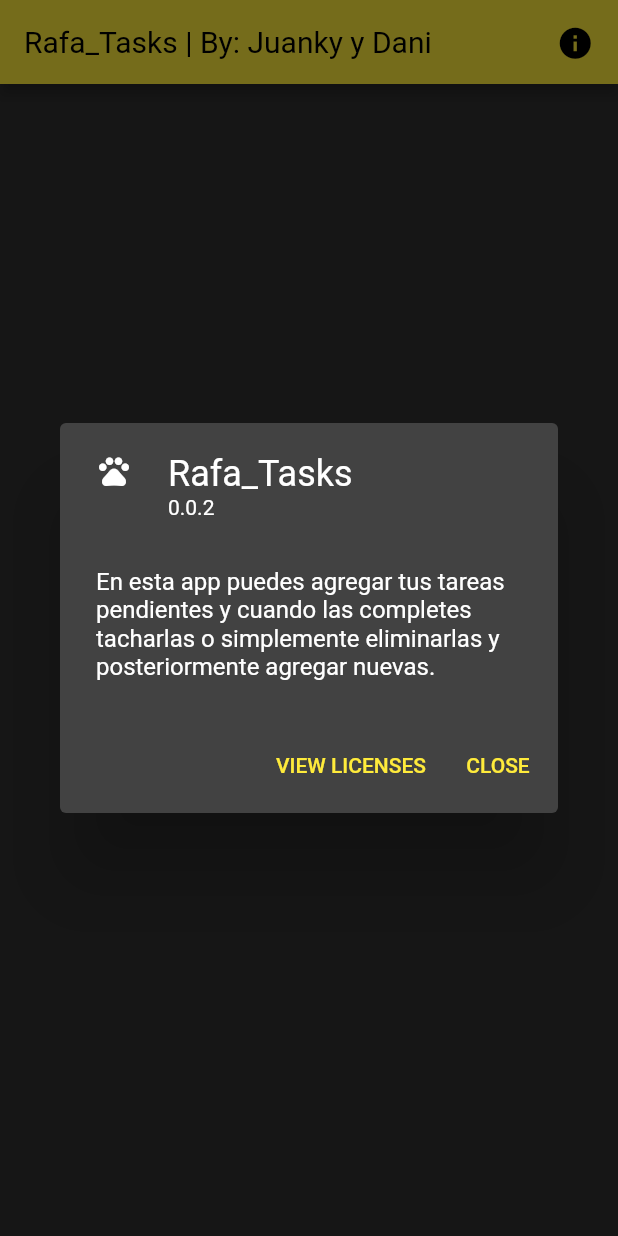
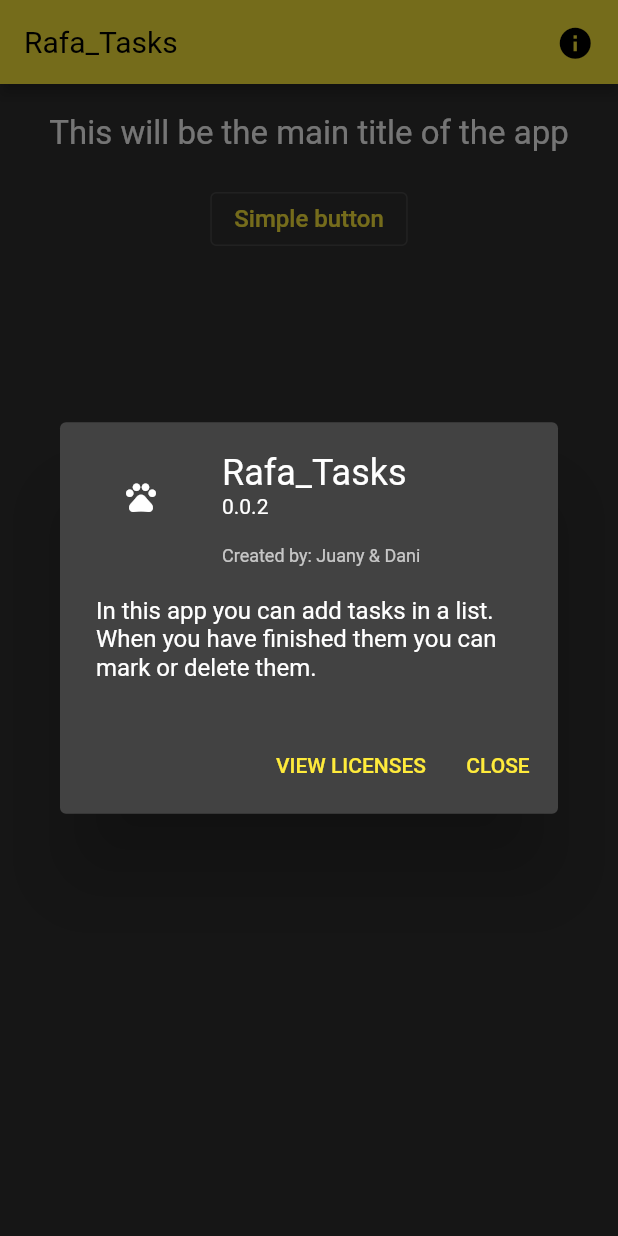
Before and after one commit to Tazana2/ToDo-List_Flutter, a Flutter app: the screen it shows after launch, after a tap on the "info" icon, on a phone screen of 412 x 824 dp. Run offline on Flutter 3.47's test engine with Material 2 defaults, Android fonts, the phone set to English and light mode, and no system bars.

Commit message:
Changes to the project structure, Minor updates to some widgets

```diff
--- a/lib/main.dart
+++ b/lib/main.dart
@@ -1,4 +1,5 @@
 import 'package:flutter/material.dart';
+import 'screens/home_page.dart';
 
 void main() {
   runApp(const MyApp());
@@ -22,48 +23,10 @@ class MyApp extends StatelessWidget {
             iconTheme: IconThemeData(
               color: Colors.black,
               size: 25,
-          )
-        ),
+            )),
       ),
       home: const HomePage(),
       debugShowCheckedModeBanner: false,
     );
   }
 }
-
-class HomePage extends StatefulWidget {
-  const HomePage({super.key});
-
-  @override
-  State<HomePage> createState() => _HomePageState();
-}
-
-class _HomePageState extends State<HomePage> {
-  @override
-  Widget build(BuildContext context) {
-    return Scaffold(
-      appBar: AppBar(
-        title: const Text('Rafa_Tasks | By: Juanky y Dani'),
-        actions: [
-          Padding(
-            padding: const EdgeInsets.all(16.0),
-            child: GestureDetector(
-              onTap: () {
-                showAboutDialog(
-                  context: context,
-                  applicationName: 'Rafa_Tasks',
-                  applicationVersion: '0.0.2',
-                  applicationIcon: const Icon(Icons.pets_rounded),
-                  children: <Widget>[
-                    const Text('En esta app puedes agregar tus tareas pendientes y cuando las completes tacharlas o simplemente eliminarlas y posteriormente agregar nuevas.'),
-                  ],
-                );
-              },
-              child: const Icon(Icons.info),
-            ),
-          ),
-        ],
-      ),
-    );
-  }
-}
--- /dev/null
+++ b/lib/screens/home_page.dart
@@ -0,0 +1,72 @@
+import 'package:flutter/material.dart';
+
+class HomePage extends StatefulWidget {
+  const HomePage({super.key});
+
+  @override
+  State<HomePage> createState() => _HomePageState();
+}
+
+class _HomePageState extends State<HomePage> {
+  @override
+  Widget build(BuildContext context) {
+    return Scaffold(
+      appBar: _buildAppBar(context),
+      body: Center(
+        child: Column(
+          children: [
+            const Padding(
+              padding: EdgeInsets.all(20.0),
+              child: Text('This will be the main title of the app',
+                  style: TextStyle(
+                    fontSize: 22.0,
+                  )),
+            ),
+            OutlinedButton(
+              onPressed: () {
+                debugPrint('Outlined button pressed');
+              },
+              child: const Text(
+                'Simple button',
+                style: TextStyle(fontSize: 16.0),
+              ),
+            )
+          ],
+        ),
+      ),
+    );
+  }
+
+  AppBar _buildAppBar(BuildContext context) {
+    return AppBar(
+      title: const Text('Rafa_Tasks'),
+      actions: [
+        Padding(
+          padding: const EdgeInsets.all(16.0),
+          child: GestureDetector(
+            onTap: () {
+              showAboutDialog(
+                context: context,
+                applicationName: 'Rafa_Tasks',
+                applicationVersion: '0.0.2',
+                applicationIcon: const Padding(
+                  padding: EdgeInsets.all(18.0),
+                  child: Icon(Icons.pets_rounded),
+                ),
+                applicationLegalese: 'Created by: Juany & Dani',
+                children: [
+                  const SizedBox(
+                    height: 20,
+                  ),
+                  const Text(
+                      'In this app you can add tasks in a list. When you have finished them you can mark or delete them.'),
+                ],
+              );
+            },
+            child: const Icon(Icons.info),
+          ),
+        ),
+      ],
+    );
+  }
+}
--- a/pubspec.yaml
+++ b/pubspec.yaml
@@ -45,7 +45,7 @@ dev_dependencies:
   # activated in the `analysis_options.yaml` file located at the root of your
   # package. See that file for information about deactivating specific lint
   # rules and activating additional ones.
-  flutter_lints: ^2.0.0
+  flutter_lints: ^2.0.1
 
 # For information on the generic Dart part of this file, see the
 # following page: https://dart.dev/tools/pub/pubspec
```
Also changed, not shown: 1 other file. Lines whose indentation alone changed are shown as unchanged.
